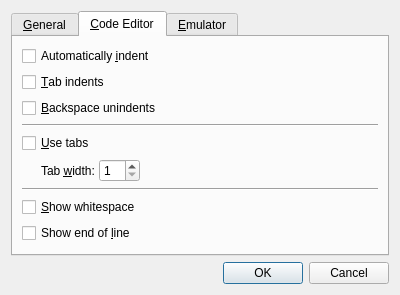
Before: the Qt Designer form editor/SettingsDialog.ui in zapolnov/zxide, drawn with Qt 5.
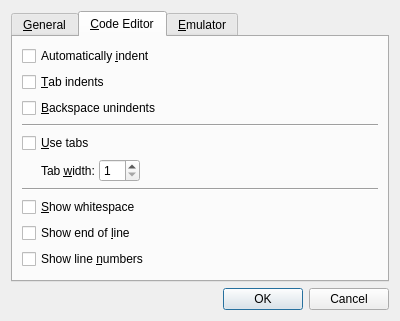
After: the same form once the commit is applied. The open tabs and pages were chosen to show the change.

Commit message: Added an option to show line numbers.

Diff of the .ui file:
```diff
--- a/editor/SettingsDialog.ui
+++ b/editor/SettingsDialog.ui
@@ -179,6 +179,13 @@
          </property>
         </widget>
        </item>
+       <item>
+        <widget class="QCheckBox" name="lineNumbersCheck">
+         <property name="text">
+          <string>Show line &amp;numbers</string>
+         </property>
+        </widget>
+       </item>
        <item>
         <spacer name="editorTabSpacer">
          <property name="orientation">
```
Left out of the diff: 3 changed lines with no effect on the pictures. The commit also changes 4 other files.
